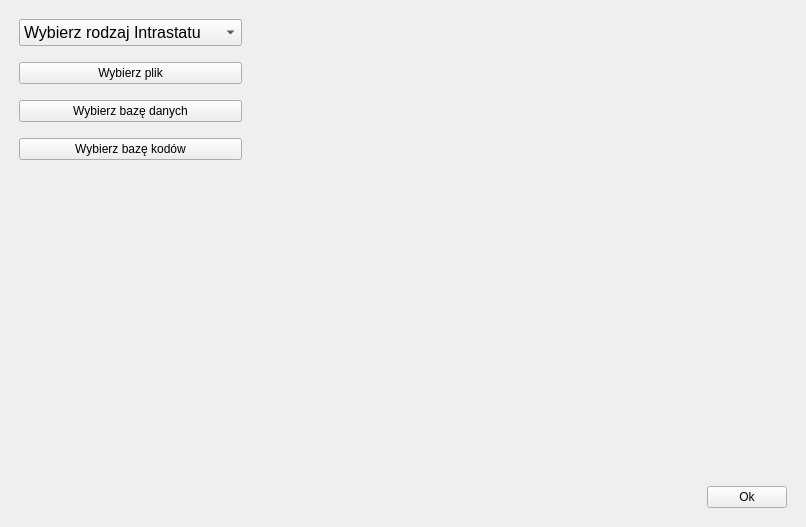
Above: style/intrastat.ui from Mateusz2734/intrastat-gui before the change. Below: the same form after it.
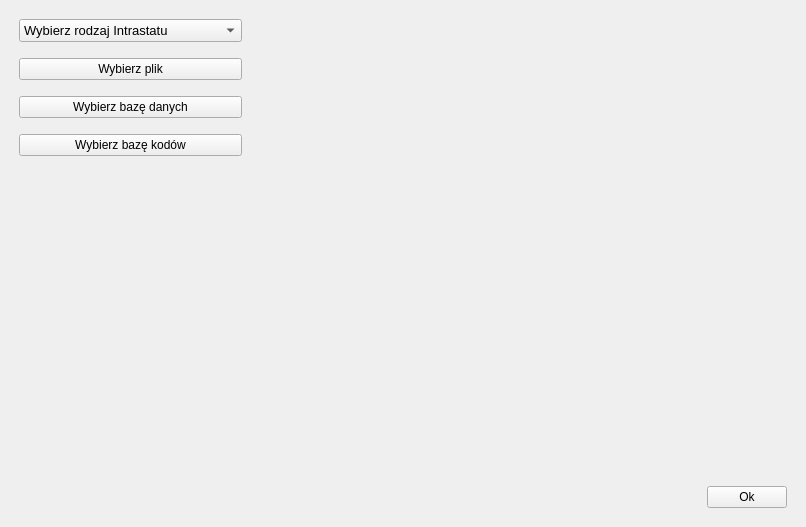
That is the form after the change.

```diff
--- a/style/intrastat.ui
+++ b/style/intrastat.ui
@@ -107,7 +107,7 @@
        <widget class="QComboBox" name="intrastat_choose_type">
         <property name="font">
          <font>
-          <pointsize>12</pointsize>
+          <pointsize>10</pointsize>
          </font>
         </property>
         <property name="contextMenuPolicy">
```
Left out of the diff: 1 changed line with no effect on the pictures.
